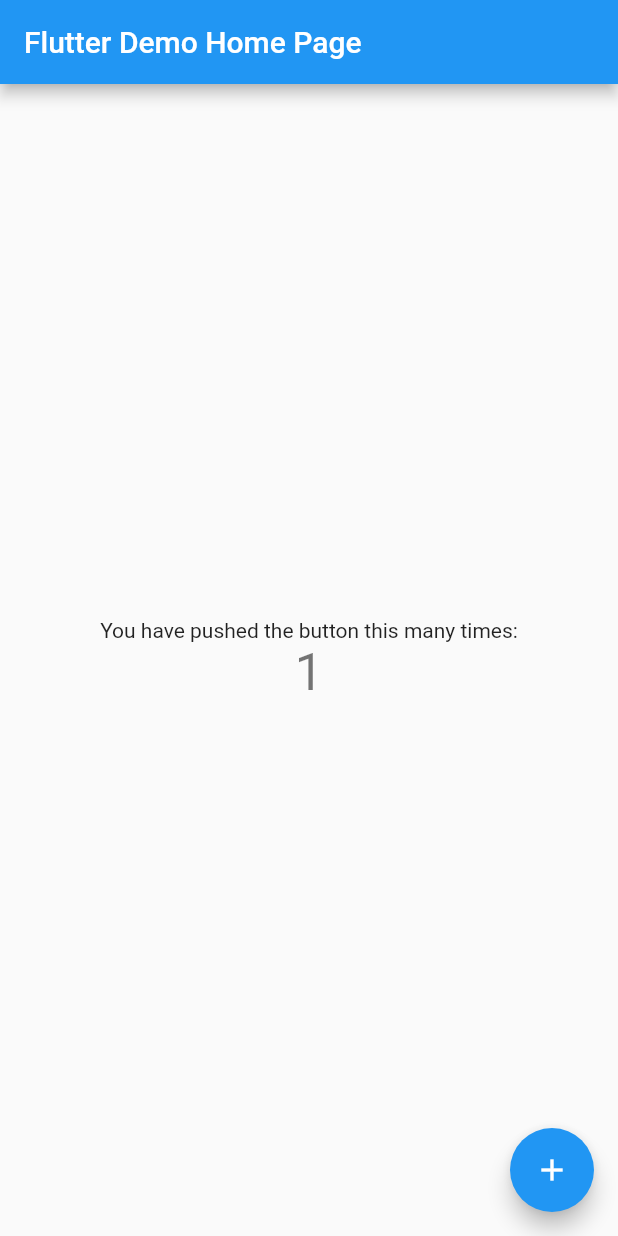
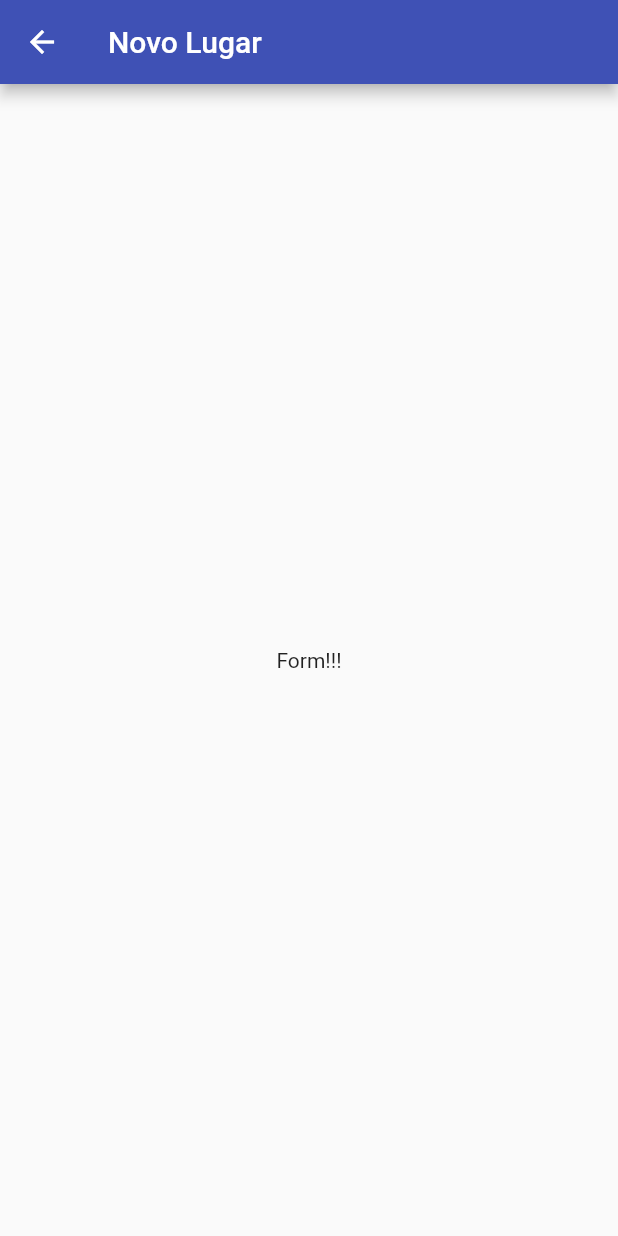
Before and after one commit to absjuniordev/great_place, a Flutter app: the screen it shows after launch, after a tap on the "add" icon, on a phone screen of 412 x 824 dp. Run offline on Flutter 3.47's test engine with Material 2 defaults, Android fonts, the phone set to English and light mode, and no system bars.

Commit message:
Estrutura Inicial do Projeto

```diff
--- a/lib/main.dart
+++ b/lib/main.dart
@@ -1,4 +1,7 @@
 import 'package:flutter/material.dart';
+import 'package:great_places/screens/place_form_screen.dart';
+import 'package:great_places/screens/places_list_screen.dart';
+import 'package:great_places/utils/app_routes.dart';
 
 void main() {
   runApp(const MyApp());
@@ -11,105 +14,15 @@ class MyApp extends StatelessWidget {
   @override
   Widget build(BuildContext context) {
     return MaterialApp(
-      title: 'Flutter Demo',
+      title: 'Greta Places',
       theme: ThemeData(
-        // This is the theme of your application.
-        //
-        // Try running your application with "flutter run". You'll see the
-        // application has a blue toolbar. Then, without quitting the app, try
-        // changing the primarySwatch below to Colors.green and then invoke
-        // "hot reload" (press "r" in the console where you ran "flutter run",
-        // or simply save your changes to "hot reload" in a Flutter IDE).
-        // Notice that the counter didn't reset back to zero; the application
-        // is not restarted.
-        primarySwatch: Colors.blue,
+        primarySwatch: Colors.indigo,
+        visualDensity: VisualDensity.adaptivePlatformDensity,
       ),
-      home: const MyHomePage(title: 'Flutter Demo Home Page'),
+      home: const PalcesListScreen(),
+      routes: {
+        AppRoutes.PLACE_FORM: (ctx) => const PlaceFormScreen(),
+      },
     );
   }
 }
-
-class MyHomePage extends StatefulWidget {
-  const MyHomePage({super.key, required this.title});
-
-  // This widget is the home page of your application. It is stateful, meaning
-  // that it has a State object (defined below) that contains fields that affect
-  // how it looks.
-
-  // This class is the configuration for the state. It holds the values (in this
-  // case the title) provided by the parent (in this case the App widget) and
-  // used by the build method of the State. Fields in a Widget subclass are
-  // always marked "final".
-
-  final String title;
-
-  @override
-  State<MyHomePage> createState() => _MyHomePageState();
-}
-
-class _MyHomePageState extends State<MyHomePage> {
-  int _counter = 0;
-
-  void _incrementCounter() {
-    setState(() {
-      // This call to setState tells the Flutter framework that something has
-      // changed in this State, which causes it to rerun the build method below
-      // so that the display can reflect the updated values. If we changed
-      // _counter without calling setState(), then the build method would not be
-      // called again, and so nothing would appear to happen.
-      _counter++;
-    });
-  }
-
-  @override
-  Widget build(BuildContext context) {
-    // This method is rerun every time setState is called, for instance as done
-    // by the _incrementCounter method above.
-    //
-    // The Flutter framework has been optimized to make rerunning build methods
-    // fast, so that you can just rebuild anything that needs updating rather
-    // than having to individually change instances of widgets.
-    return Scaffold(
-      appBar: AppBar(
-        // Here we take the value from the MyHomePage object that was created by
-        // the App.build method, and use it to set our appbar title.
-        title: Text(widget.title),
-      ),
-      body: Center(
-        // Center is a layout widget. It takes a single child and positions it
-        // in the middle of the parent.
-        child: Column(
-          // Column is also a layout widget. It takes a list of children and
-          // arranges them vertically. By default, it sizes itself to fit its
-          // children horizontally, and tries to be as tall as its parent.
-          //
-          // Invoke "debug painting" (press "p" in the console, choose the
-          // "Toggle Debug Paint" action from the Flutter Inspector in Android
-          // Studio, or the "Toggle Debug Paint" command in Visual Studio Code)
-          // to see the wireframe for each widget.
-          //
-          // Column has various properties to control how it sizes itself and
-          // how it positions its children. Here we use mainAxisAlignment to
-          // center the children vertically; the main axis here is the vertical
-          // axis because Columns are vertical (the cross axis would be
-          // horizontal).
-          mainAxisAlignment: MainAxisAlignment.center,
-          children: <Widget>[
-            const Text(
-              'You have pushed the button this many times:',
-            ),
-            Text(
-              '$_counter',
-              style: Theme.of(context).textTheme.headline4,
-            ),
-          ],
-        ),
-      ),
-      floatingActionButton: FloatingActionButton(
-        onPressed: _incrementCounter,
-        tooltip: 'Increment',
-        child: const Icon(Icons.add),
-      ), // This trailing comma makes auto-formatting nicer for build methods.
-    );
-  }
-}
--- /dev/null
+++ b/lib/screens/place_form_screen.dart
@@ -0,0 +1,22 @@
+import 'package:flutter/material.dart';
+
+class PlaceFormScreen extends StatefulWidget {
+  const PlaceFormScreen({super.key});
+
+  @override
+  State<PlaceFormScreen> createState() => _PlaceFormScreenState();
+}
+
+class _PlaceFormScreenState extends State<PlaceFormScreen> {
+  @override
+  Widget build(BuildContext context) {
+    return Scaffold(
+      appBar: AppBar(
+        title: const Text('Novo Lugar'),
+      ),
+      body: const Center(
+        child: Text('Form!!!'),
+      ),
+    );
+  }
+}
--- /dev/null
+++ b/lib/screens/places_list_screen.dart
@@ -0,0 +1,28 @@
+import 'package:flutter/material.dart';
+import 'package:great_places/utils/app_routes.dart';
+
+class PalcesListScreen extends StatelessWidget {
+  const PalcesListScreen({super.key});
+
+  @override
+  Widget build(BuildContext context) {
+    return Scaffold(
+      appBar: AppBar(
+        title: const Text('Meus Lugares'),
+        actions: [
+          IconButton(
+            icon: const Icon(Icons.add),
+            onPressed: () {
+              Navigator.of(context).pushNamed(AppRoutes.PLACE_FORM);
+            },
+          )
+        ],
+      ),
+      body: const Center(
+        child: CircularProgressIndicator(
+          color: Colors.amber,
+        ),
+      ),
+    );
+  }
+}
--- /dev/null
+++ b/lib/utils/app_routes.dart
@@ -0,0 +1,3 @@
+class AppRoutes {
+  static const String PLACE_FORM = '/place_form_screen';
+}
```
